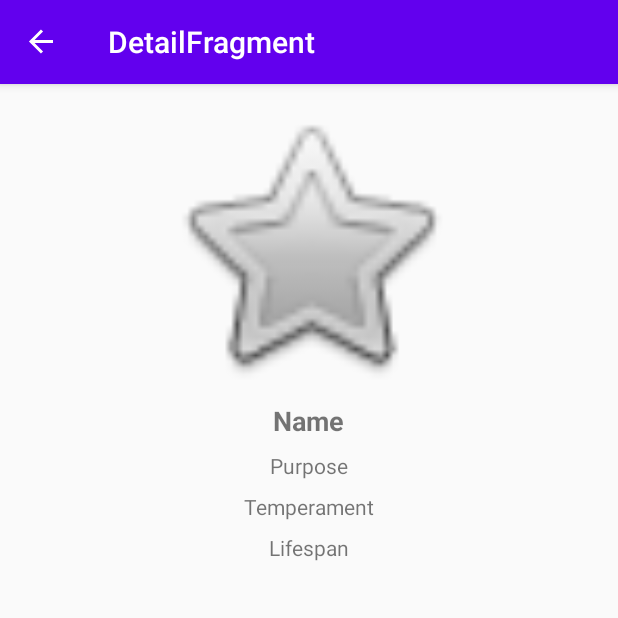
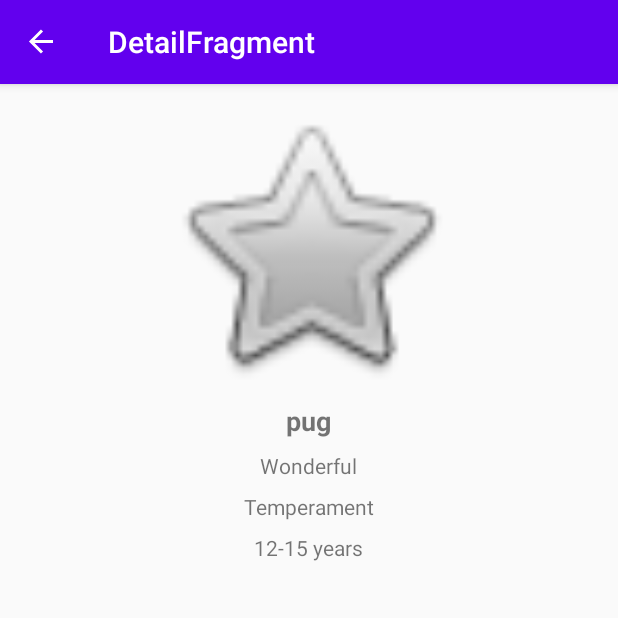
Before and after one commit to Harnet69/DogBreeds, an Android app: the DetailFragment screen opened through its navigation route, on a phone screen of 412 x 824 dp, the top half of it. Run offline under Robolectric (Android 15) with nearby library versions, the phone set to English and light mode, and no system bars; our stand-ins replace data binding, navigation-ui.

Commit message:
DetailModelView was done

```diff
--- a/app/src/main/java/com/harnet/dogbreeds/view/DetailFragment.kt
+++ b/app/src/main/java/com/harnet/dogbreeds/view/DetailFragment.kt
@@ -5,13 +5,17 @@ import androidx.fragment.app.Fragment
 import android.view.LayoutInflater
 import android.view.View
 import android.view.ViewGroup
+import androidx.lifecycle.Observer
+import androidx.lifecycle.ViewModelProviders
 import androidx.navigation.NavDirections
 import androidx.navigation.Navigation
 import com.harnet.dogbreeds.R
+import com.harnet.dogbreeds.viewModel.DetailViewModel
 import kotlinx.android.synthetic.main.fragment_detail.*
 import kotlinx.android.synthetic.main.fragment_list.*
 
 class DetailFragment : Fragment() {
+    private lateinit var viewModel: DetailViewModel
     var dogId = 0
 
     override fun onCreateView(
@@ -24,9 +28,30 @@ class DetailFragment : Fragment() {
 
     override fun onViewCreated(view: View, savedInstanceState: Bundle?) {
         super.onViewCreated(view, savedInstanceState)
+
+        viewModel = ViewModelProviders.of(this).get(DetailViewModel::class.java)
+
+        //Retrieve a data from DetailViewModel
+        //TODO send a dog id as argument
+        viewModel.fetch()
+
         // receive arguments from sending fragment
         arguments?.let {
             dogId = DetailFragmentArgs.fromBundle(it).dogId
         }
+
+        observeViewModel()
+    }
+
+    private fun observeViewModel(){
+        viewModel.dogLiveData.observe(this, Observer {dog ->
+            // if dog isn't null
+            dog?.let {
+                dogNameDetail_TextView.text = dog.dogBreed
+                dogPurposeDetail_TextView.text = dog.bredFor
+                dogPurposeDetail_TextView.text = dog.temperament
+                dogLifespanDetail_TextView.text = dog.lifespan
+            }
+        })
     }
 }
--- a/app/src/main/java/com/harnet/dogbreeds/view/DogsListAdapter.kt
+++ b/app/src/main/java/com/harnet/dogbreeds/view/DogsListAdapter.kt
@@ -3,6 +3,7 @@ package com.harnet.dogbreeds.view
 import android.view.LayoutInflater
 import android.view.View
 import android.view.ViewGroup
+import androidx.navigation.Navigation
 import androidx.recyclerview.widget.RecyclerView
 import com.harnet.dogbreeds.R
 import com.harnet.dogbreeds.model.DogBreed
@@ -31,6 +32,12 @@ class DogsListAdapter(val dogsList: ArrayList<DogBreed>) : RecyclerView.Adapter<
         //attach view to information from a list
         holder.view.dogName_LinearLayout.text = dogsList[position].dogBreed
         holder.view.dogLifespan.text = dogsList[position].lifespan
+        //add click listener to item and bind it with detail page
+        holder.view.setOnClickListener {
+            // navigate to appropriate detail fragment
+            //TODO send an appropriate entity of DogBreed class there
+            Navigation.findNavController(it).navigate(ListFragmentDirections.actionDetailFragment())
+        }
     }
 
     class DogViewHolder(var view: View) : RecyclerView.ViewHolder(view)
--- /dev/null
+++ b/app/src/main/java/com/harnet/dogbreeds/viewModel/DetailViewModel.kt
@@ -0,0 +1,17 @@
+package com.harnet.dogbreeds.viewModel
+
+import androidx.lifecycle.MutableLiveData
+import androidx.lifecycle.ViewModel
+import com.harnet.dogbreeds.model.DogBreed
+
+class DetailViewModel: ViewModel() {
+    val dogLiveData = MutableLiveData<DogBreed>()
+
+    //retrieve data from database by agrument's id
+    //TODO there will be id as argument for retrieveng dog data from a database
+    fun fetch(){
+    // attach mock dog to dogLiveData
+        val dog = DogBreed("1", "pug", "12-15 years", "puggy", "sofa", "Wonderful", "")
+        dogLiveData.value = dog
+    }
+}
--- a/app/src/main/java/com/harnet/dogbreeds/viewModel/ListViewModel.kt
+++ b/app/src/main/java/com/harnet/dogbreeds/viewModel/ListViewModel.kt
@@ -15,8 +15,13 @@ class ListViewModel: ViewModel() {
         //some mock data for testing
         val dog1 = DogBreed("1", "pug", "12-15 years", "puggy", "sofa", "Wonderful", "")
         val dog2 = DogBreed("2", "pudel", "13 years", "wolf", "hunting", "Energetic", "")
-        val dog3 = DogBreed("3", "buldog", "8-12 years", "fighters", "fight", "Savage", "")
-        val dogsList = listOf<DogBreed>(dog1, dog2, dog3)
+        val dog3 = DogBreed("3", "bul", "8-12 years", "fighters", "fight", "Savage", "")
+        val dog4 = DogBreed("4", "buld", "8-12 years", "fighters", "fight", "Savage", "")
+        val dog5 = DogBreed("5", "dog", "8-12 years", "fighters", "fight", "Savage", "")
+        val dog6 = DogBreed("6", "uldog", "8-12 years", "fighters", "fight", "Savage", "")
+        val dog7 = DogBreed("7", "og", "8-12 years", "fighters", "fight", "Savage", "")
+        val dog8 = DogBreed("8", "uld", "8-12 years", "fighters", "fight", "Savage", "")
+        val dogsList = listOf<DogBreed>(dog1, dog2, dog3, dog4, dog5, dog6, dog7, dog8)
 
         //pass the information to mutable list
         dogs.value = dogsList
```
